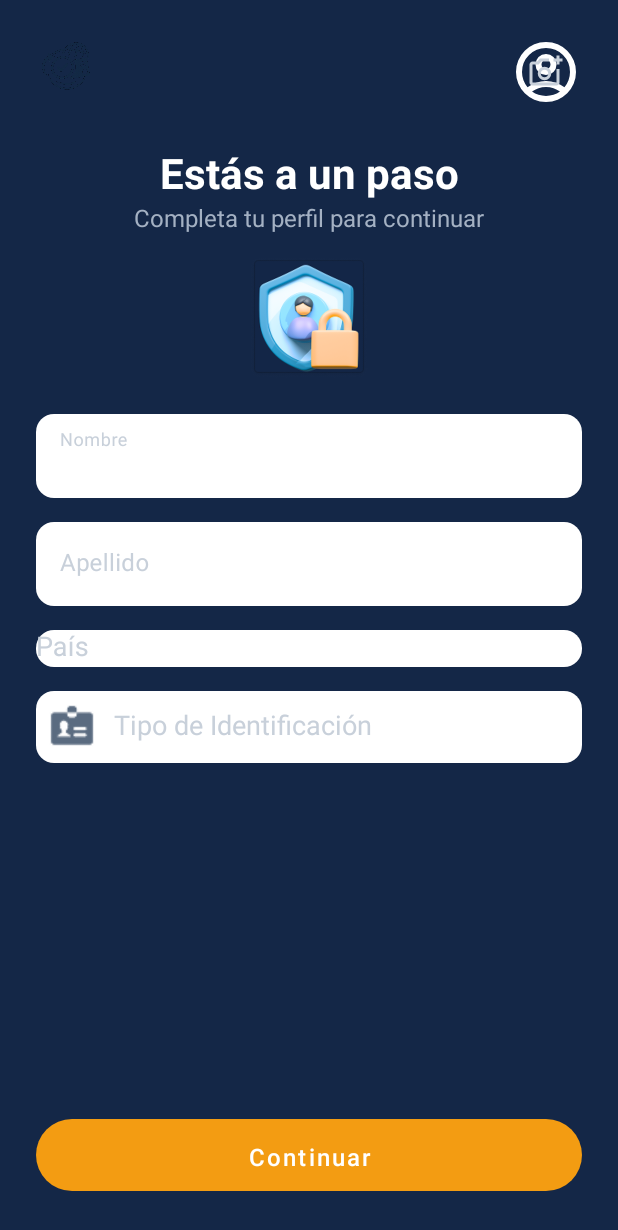
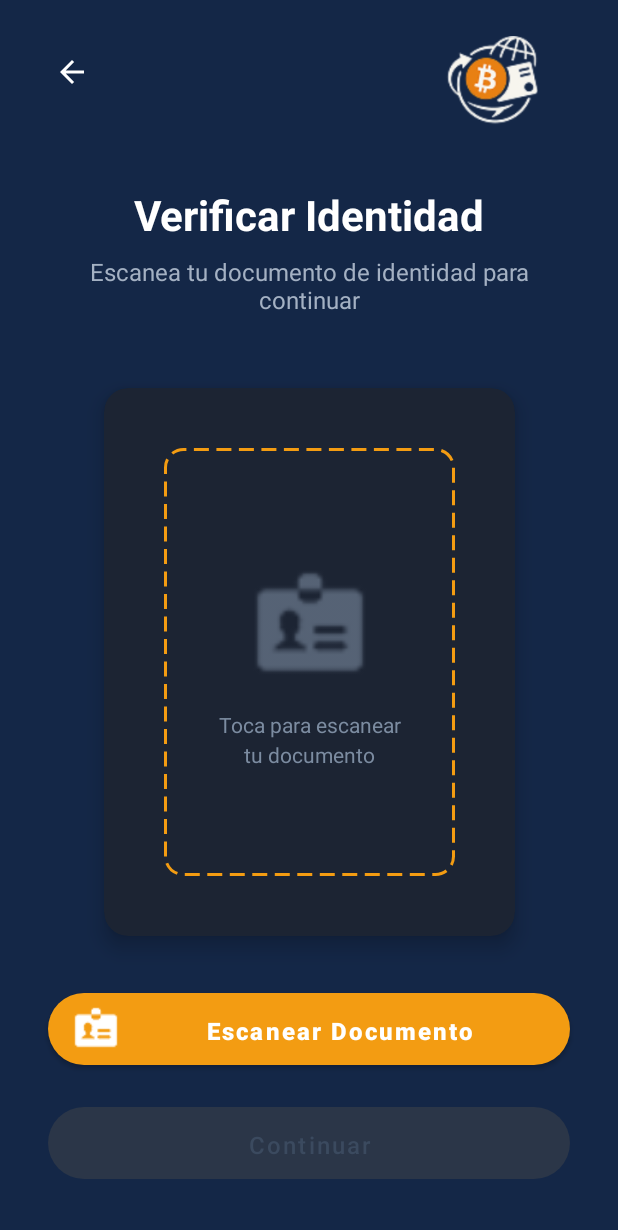
Before and after one commit to padimaster/cryptopay, an Android app: the screen it shows after launch (OnboardingActivity before the commit, OnboardingIdentidadActivity after it), on a phone screen of 412 x 824 dp. Shown: the top 1230 px of the screen. Run offline under Robolectric (Android 15) with nearby library versions, the phone set to English and light mode, and no system bars.

Commit message:
Pantallas para verificar identidad

```diff
--- /dev/null
+++ b/app/src/main/java/padilla/alex/cryptopay/OnboardingIdentidadActivity.kt
@@ -0,0 +1,46 @@
+package padilla.alex.cryptopay
+
+import android.content.Intent
+import android.os.Bundle
+import androidx.appcompat.app.AppCompatActivity
+import padilla.alex.cryptopay.databinding.ActivityOnboardingIdentidadBinding
+
+class OnboardingIdentidadActivity : AppCompatActivity() {
+
+    private lateinit var binding: ActivityOnboardingIdentidadBinding
+
+    override fun onCreate(savedInstanceState: Bundle?) {
+        super.onCreate(savedInstanceState)
+        binding = ActivityOnboardingIdentidadBinding.inflate(layoutInflater)
+        setContentView(binding.root)
+
+        setupClickListeners()
+    }
+
+    private fun setupClickListeners() {
+        // Botón para abrir la cámara y escanear
+        binding.scanButton.setOnClickListener {
+            // Por ahora solo mostramos un toast, más adelante se implementará el escáner
+            // Toast.makeText(this, "Función de escáner próximamente", Toast.LENGTH_SHORT).show()
+            // Aquí iría la lógica para abrir la cámara y escanear QR
+
+            // Habilitar el botón de continuar después del "escaneo"
+            binding.continueButton.isEnabled = true
+            binding.continueButton.setBackgroundColor(getColor(R.color.cta))
+            binding.continueButton.setTextColor(getColor(R.color.white))
+        }
+
+        // Botón de continuar (se puede habilitar después del escaneo)
+        binding.continueButton.setOnClickListener {
+            // Navegar a la pantalla de reconocimiento facial
+            val intent = Intent(this, OnboardingReconocimientoFacialActivity::class.java)
+            startActivity(intent)
+            finish()
+        }
+
+        // Botón de atrás
+        binding.backButton.setOnClickListener {
+            finish()
+        }
+    }
+}
--- /dev/null
+++ b/app/src/main/res/drawable/bg_scan_frame.xml
@@ -0,0 +1,13 @@
+<?xml version="1.0" encoding="utf-8"?>
+<shape xmlns:android="http://schemas.android.com/apk/res/android"
+    android:shape="rectangle">
+
+    <stroke
+        android:width="2dp"
+        android:color="@color/cta"
+        android:dashWidth="10dp"
+        android:dashGap="5dp" />
+
+    <corners android:radius="12dp" />
+
+</shape>
--- /dev/null
+++ b/app/src/main/res/layout/activity_onboarding_identidad.xml
@@ -0,0 +1,174 @@
+<?xml version="1.0" encoding="utf-8"?>
+<androidx.constraintlayout.widget.ConstraintLayout xmlns:android="http://schemas.android.com/apk/res/android"
+    xmlns:app="http://schemas.android.com/apk/res-auto"
+    xmlns:tools="http://schemas.android.com/tools"
+    android:layout_width="match_parent"
+    android:layout_height="match_parent"
+    android:background="@color/primary_900"
+    tools:context=".OnboardingIdentidadActivity">
+
+    <!-- Logo superior derecho -->
+    <ImageView
+        android:id="@+id/logoImageView"
+        android:layout_width="120dp"
+        android:layout_height="60dp"
+        android:layout_marginTop="24dp"
+        android:layout_marginEnd="24dp"
+        android:src="@drawable/logosuperiorderecha"
+        android:scaleType="fitCenter"
+        app:layout_constraintTop_toTopOf="parent"
+        app:layout_constraintEnd_toEndOf="parent" />
+
+    <!-- Botón de atrás -->
+    <ImageButton
+        android:id="@+id/backButton"
+        android:layout_width="48dp"
+        android:layout_height="48dp"
+        android:layout_marginStart="24dp"
+        android:layout_marginTop="24dp"
+        android:background="?attr/selectableItemBackgroundBorderless"
+        android:src="@drawable/ic_arrow_back"
+        android:contentDescription="Volver"
+        app:tint="@color/white"
+        app:layout_constraintTop_toTopOf="parent"
+        app:layout_constraintStart_toStartOf="parent" />
+
+    <!-- Título principal -->
+    <TextView
+        android:id="@+id/titleTextView"
+        android:layout_width="0dp"
+        android:layout_height="wrap_content"
+        android:layout_marginStart="24dp"
+        android:layout_marginTop="40dp"
+        android:layout_marginEnd="24dp"
+        android:text="Verificar Identidad"
+        android:textColor="@color/white"
+        android:textSize="28sp"
+        android:textStyle="bold"
+        android:gravity="center"
+        app:layout_constraintTop_toBottomOf="@id/logoImageView"
+        app:layout_constraintStart_toStartOf="parent"
+        app:layout_constraintEnd_toEndOf="parent" />
+
+    <!-- Subtítulo -->
+    <TextView
+        android:id="@+id/subtitleTextView"
+        android:layout_width="0dp"
+        android:layout_height="wrap_content"
+        android:layout_marginStart="24dp"
+        android:layout_marginTop="8dp"
+        android:layout_marginEnd="24dp"
+        android:text="Escanea tu documento de identidad para continuar"
+        android:textColor="@color/neutral_300"
+        android:textSize="16sp"
+        android:gravity="center"
+        app:layout_constraintTop_toBottomOf="@id/titleTextView"
+        app:layout_constraintStart_toStartOf="parent"
+        app:layout_constraintEnd_toEndOf="parent" />
+
+    <!-- Área de escaneo -->
+    <androidx.cardview.widget.CardView
+        android:id="@+id/scanAreaCard"
+        android:layout_width="0dp"
+        android:layout_height="0dp"
+        android:layout_marginStart="32dp"
+        android:layout_marginTop="48dp"
+        android:layout_marginEnd="32dp"
+        android:layout_marginBottom="32dp"
+        app:cardCornerRadius="16dp"
+        app:cardElevation="8dp"
+        app:cardBackgroundColor="@color/neutral_800"
+        app:layout_constraintTop_toBottomOf="@id/subtitleTextView"
+        app:layout_constraintStart_toStartOf="parent"
+        app:layout_constraintEnd_toEndOf="parent"
+        app:layout_constraintBottom_toTopOf="@id/scanButton"
+        app:layout_constraintDimensionRatio="3:4">
+
+        <androidx.constraintlayout.widget.ConstraintLayout
+            android:layout_width="match_parent"
+            android:layout_height="match_parent"
+            android:padding="24dp">
+
+            <!-- Icono de cámara/escáner -->
+            <ImageView
+                android:id="@+id/scanIconImageView"
+                android:layout_width="80dp"
+                android:layout_height="80dp"
+                android:src="@drawable/ic_identity_card"
+                android:alpha="0.6"
+                app:tint="@color/neutral_400"
+                app:layout_constraintTop_toTopOf="parent"
+                app:layout_constraintBottom_toBottomOf="parent"
+                app:layout_constraintStart_toStartOf="parent"
+                app:layout_constraintEnd_toEndOf="parent"
+                app:layout_constraintVertical_bias="0.4" />
+
+            <!-- Texto de instrucción -->
+            <TextView
+                android:id="@+id/scanInstructionTextView"
+                android:layout_width="0dp"
+                android:layout_height="wrap_content"
+                android:layout_marginTop="16dp"
+                android:text="Toca para escanear\ntu documento"
+                android:textColor="@color/neutral_400"
+                android:textSize="14sp"
+                android:gravity="center"
+                android:lineSpacingExtra="4dp"
+                app:layout_constraintTop_toBottomOf="@id/scanIconImageView"
+                app:layout_constraintStart_toStartOf="parent"
+                app:layout_constraintEnd_toEndOf="parent" />
+
+            <!-- Marco de escaneo -->
+            <View
+                android:layout_width="0dp"
+                android:layout_height="0dp"
+                android:layout_margin="16dp"
+                android:background="@drawable/bg_scan_frame"
+                app:layout_constraintTop_toTopOf="parent"
+                app:layout_constraintBottom_toBottomOf="parent"
+                app:layout_constraintStart_toStartOf="parent"
+                app:layout_constraintEnd_toEndOf="parent" />
+
+        </androidx.constraintlayout.widget.ConstraintLayout>
+
+    </androidx.cardview.widget.CardView>
+
+    <!-- Botón de escanear -->
+    <com.google.android.material.button.MaterialButton
+        android:id="@+id/scanButton"
+        android:layout_width="0dp"
+        android:layout_height="60dp"
+        android:layout_marginStart="32dp"
+        android:layout_marginEnd="32dp"
+        android:layout_marginBottom="16dp"
+        android:text="Escanear Documento"
+        android:textColor="@color/white"
+        android:textSize="16sp"
+        android:textStyle="bold"
+        app:backgroundTint="@color/cta"
+        app:cornerRadius="30dp"
+        app:icon="@drawable/ic_identity_card"
+        app:iconTint="@color/white"
+        app:layout_constraintBottom_toTopOf="@id/continueButton"
+        app:layout_constraintStart_toStartOf="parent"
+        app:layout_constraintEnd_toEndOf="parent" />
+
+    <!-- Botón de continuar -->
+    <com.google.android.material.button.MaterialButton
+        android:id="@+id/continueButton"
+        android:layout_width="0dp"
+        android:layout_height="60dp"
+        android:layout_marginStart="32dp"
+        android:layout_marginEnd="32dp"
+        android:layout_marginBottom="32dp"
+        android:text="Continuar"
+        android:textColor="@color/neutral_600"
+        android:textSize="16sp"
+        android:enabled="false"
+        app:backgroundTint="@color/neutral_700"
+        app:cornerRadius="30dp"
+        app:layout_constraintBottom_toBottomOf="parent"
+        app:layout_constraintStart_toStartOf="parent"
+        app:layout_constraintEnd_toEndOf="parent" />
+
+</androidx.constraintlayout.widget.ConstraintLayout>
--- a/build.gradle.kts
+++ b/build.gradle.kts
@@ -2,4 +2,6 @@
 plugins {
     alias(libs.plugins.android.application) apply false
     alias(libs.plugins.kotlin.android) apply false
+
+
 }
--- a/gradle/libs.versions.toml
+++ b/gradle/libs.versions.toml
@@ -1,5 +1,5 @@
 [versions]
-agp = "8.11.1"
+agp = "8.10.1"
 kotlin = "2.0.21"
 coreKtx = "1.16.0"
 junit = "4.13.2"
```
Also changed, not shown: app/src/main/AndroidManifest.xml (+13 -1 lines), app/src/main/java/padilla/alex/cryptopay/OnboardingActivity.kt (+2 -5 lines), app/src/main/java/padilla/alex/cryptopay/OnboardingReconocimientoFacialActivity.kt (added, +46 -0 lines), app/src/main/java/padilla/alex/cryptopay/VerificacionExitosaActivity.kt (added, +29 -0 lines), app/src/main/res/drawable/bg_corner_bottom_left.xml (added, +17 -0 lines), app/src/main/res/drawable/bg_corner_bottom_right.xml (added, +17 -0 lines), app/src/main/res/drawable/bg_corner_top_left.xml (added, +17 -0 lines), app/src/main/res/drawable/bg_corner_top_right.xml (added, +17 -0 lines), app/src/main/res/drawable/bg_face_frame.xml (added, +11 -0 lines), app/src/main/res/drawable/bg_white_circle.xml (added, +7 -0 lines), app/src/main/res/layout/activity_onboarding_reconocimiento_facial.xml (added, +200 -0 lines), app/src/main/res/layout/activity_verificacion_exitosa.xml (added, +70 -0 lines), app/src/main/res/drawable/exito_onboarding.png (added), app/src/main/res/drawable/logosuperiorderecha.png (added).
